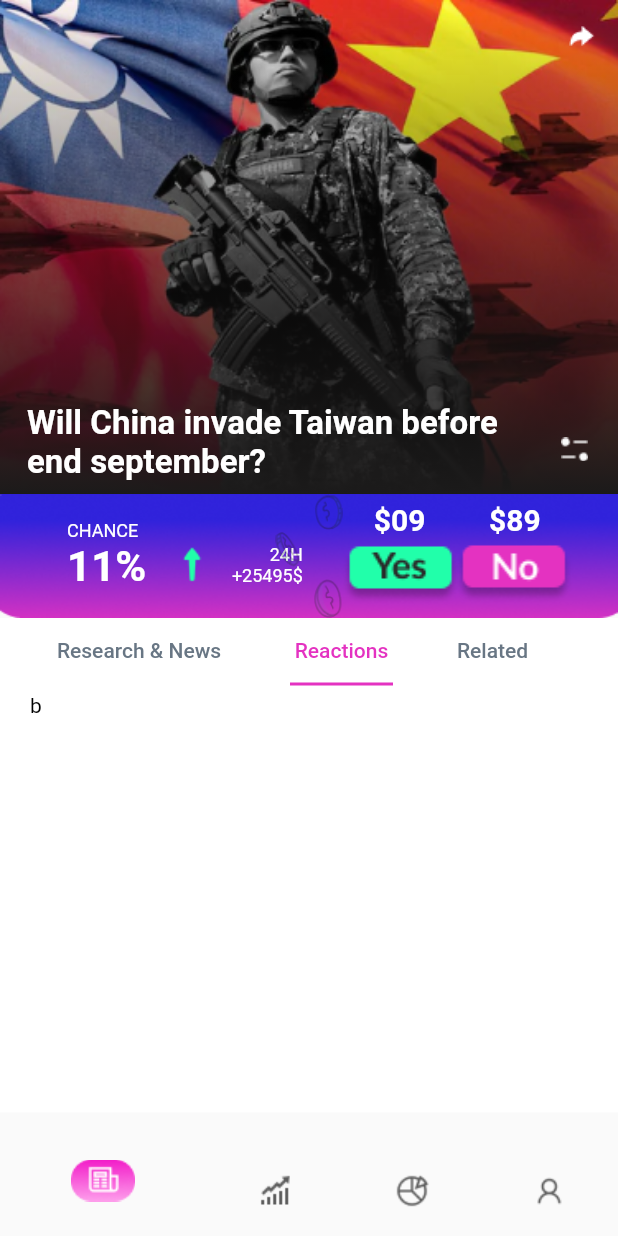
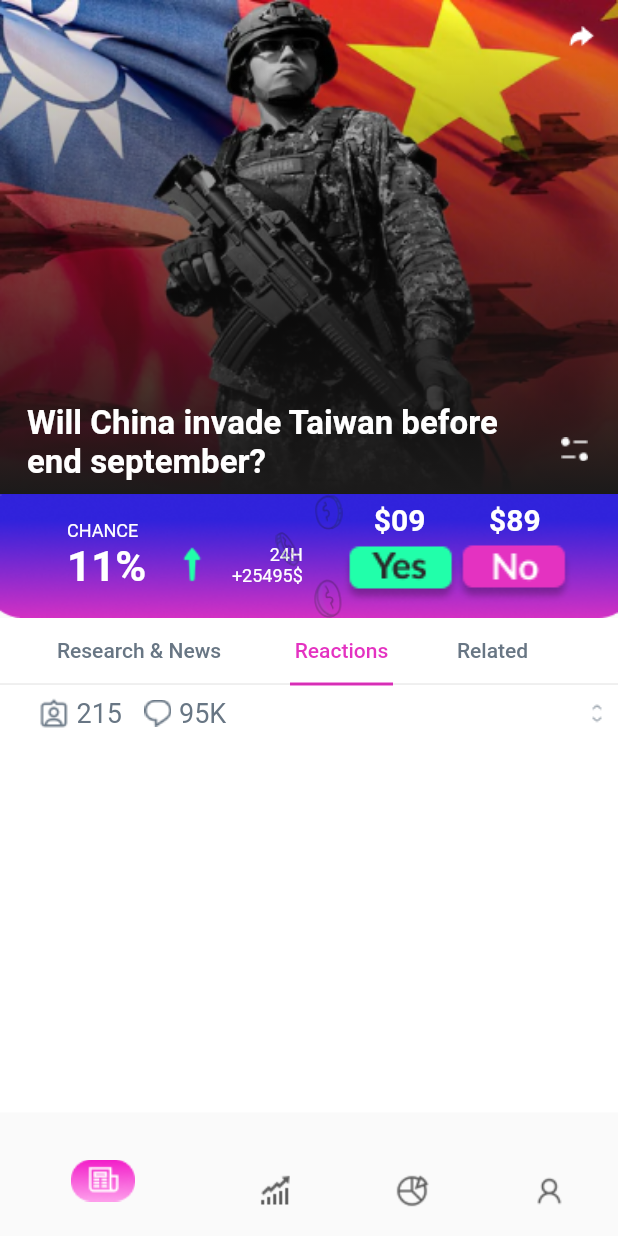
Before and after one commit to ashik-2001/growmate_ui, a Flutter app: the screen it shows after launch, tab 2 chosen, on a phone screen of 412 x 824 dp. Run offline on Flutter 3.47's test engine with Material 2 defaults, Android fonts, the phone set to English and light mode, and no system bars; Roboto replaces fonts that are missing (lato).

Commit message:
WIP: On reactions tab, added mentions and comment icons

```diff
--- a/lib/lower_portion/low.dart
+++ b/lib/lower_portion/low.dart
@@ -1,4 +1,5 @@
 import 'package:flutter/material.dart';
+import 'package:growmate_ui/reactions/reactions.dart';
 
 class LowerPortion extends StatefulWidget {
   const LowerPortion({Key? key}) : super(key: key);
@@ -19,6 +20,8 @@ class _LowerPortionState extends State<LowerPortion>
       height: height * 0.4,
       color: Colors.white,
       child: Column(
+        children: [
+          Stack(
             children: [
               Container(
                 width: width,
@@ -54,17 +57,21 @@ class _LowerPortionState extends State<LowerPortion>
                       ]),
                 ),
               ),
+              Container(
+                width: width,
+                height: 52,
+                child: Align(alignment: Alignment.bottomCenter,child: Divider(),),
+              )
+            ],
+          ),
           Padding(
-            padding: const EdgeInsets.fromLTRB(20, 5, 0, 0),
+            padding: const EdgeInsets.fromLTRB(20, 1, 0, 0),
             child: Container(
               height: 240,
               width: width,
               child: TabBarView(controller: _tabcontroller, children: [
                 _research(context),
-                Text(
-                  'b',
-                  style: TextStyle(color: Colors.black),
-                ),
+                Reactions(),
                 Text(
                   'c',
                   style: TextStyle(color: Colors.black),
--- a/lib/main.dart
+++ b/lib/main.dart
@@ -2,8 +2,8 @@
 
 import 'package:flutter/material.dart';
 import 'package:growmate_ui/lower_portion/low.dart';
-import 'package:growmate_ui/mid_portion/mid.dart';
-import 'package:growmate_ui/upper_portion/upper_portion.dart';
+import 'package:growmate_ui/Research/mid_portion/mid.dart';
+import 'package:growmate_ui/Research/upper_portion/upper_portion.dart';
 
 void main() {
   runApp(const MyApp());
--- a/lib/navigationdart.dart
+++ /dev/null
@@ -1,16 +0,0 @@
-import 'package:flutter/src/foundation/key.dart';
-import 'package:flutter/src/widgets/framework.dart';
-
-class NavigationBar extends StatefulWidget {
-  const NavigationBar({Key? key}) : super(key: key);
-
-  @override
-  State<NavigationBar> createState() => _NavigationBarState();
-}
-
-class _NavigationBarState extends State<NavigationBar> {
-  @override
-  Widget build(BuildContext context) {
-
-  }
-}
--- /dev/null
+++ b/lib/reactions/reactions.dart
@@ -0,0 +1,51 @@
+import 'package:flutter/material.dart';
+
+class Reactions extends StatelessWidget {
+  const Reactions({Key? key}) : super(key: key);
+
+  @override
+  Widget build(BuildContext context) {
+    return Padding(
+      padding: const EdgeInsets.fromLTRB(0,0,8,0),
+      child: Column(
+        children: [
+          Row(
+            mainAxisAlignment: MainAxisAlignment.spaceBetween,
+            children: [
+              Row(
+                children: [
+                  const SizedBox(
+                    width: 5,
+                  ),
+                  Image.asset('assets/icons/mentions.png'),
+                  const SizedBox(
+                    width: 5,
+                  ),
+                  const Text(
+                    '215',
+                    style: TextStyle(fontSize: 18, color: Color(0xFF687684)),
+                  ),
+                  const SizedBox(
+                    width: 15,
+                  ),
+                  Image.asset('assets/icons/comment.png'),
+                  const SizedBox(width: 5,),
+                  const Text(
+                    '95K',
+                    style: TextStyle(fontSize: 18, color: Color(0xFF687684)),
+                  ),
+                ],
+              ),
+              Row(
+                children: [
+                  Image.asset('assets/icons/scroll.png')
+                ],
+              ),
+            ],
+          ),
+
+        ],
+      ),
+    );
+  }
+}
```
Also changed, not shown: assets/icons/comment.png (added), assets/icons/mentions.png (added), assets/icons/scroll.png (added), lib/Research/mid_portion/mid.dart (renamed from lib/mid_portion/mid.dart), lib/Research/upper_portion/upper_portion.dart (renamed from lib/upper_portion/upper_portion.dart). Lines whose indentation alone changed are shown as unchanged.
